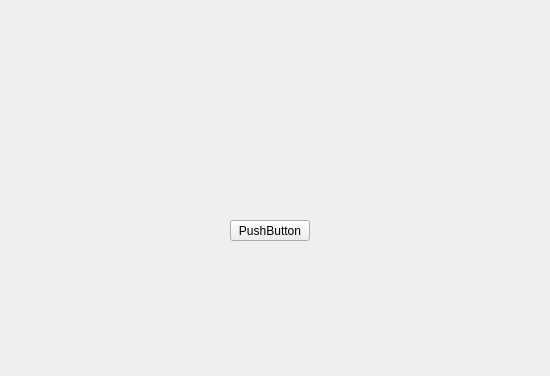
WiLDPT/qt_widget, file mainwindow.ui: the form before one commit; both pictures show x 0 to 550 and y 0 to 376 of the 800 by 600 pixel window.
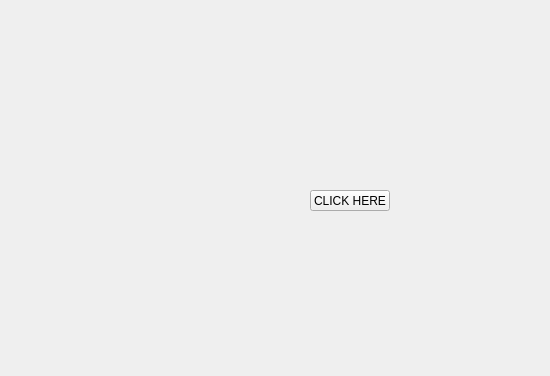
The form after the commit.

Diff of the .ui file:
```diff
--- a/mainwindow.ui
+++ b/mainwindow.ui
@@ -14,24 +14,11 @@
    <string>MainWindow</string>
   </property>
   <widget class="QWidget" name="centralwidget">
-   <widget class="QPushButton" name="pushButton">
-    <property name="geometry">
-     <rect>
-      <x>230</x>
-      <y>220</y>
-      <width>80</width>
-      <height>21</height>
-     </rect>
-    </property>
-    <property name="text">
-     <string>PushButton</string>
-    </property>
-   </widget>
    <widget class="QLabel" name="label">
     <property name="geometry">
      <rect>
       <x>330</x>
-      <y>220</y>
+      <y>230</y>
       <width>47</width>
       <height>13</height>
      </rect>
@@ -40,6 +27,19 @@
      <string/>
     </property>
    </widget>
+   <widget class="QPushButton" name="pushButton">
+    <property name="geometry">
+     <rect>
+      <x>310</x>
+      <y>190</y>
+      <width>80</width>
+      <height>21</height>
+     </rect>
+    </property>
+    <property name="text">
+     <string>CLICK HERE</string>
+    </property>
+   </widget>
   </widget>
   <widget class="QMenuBar" name="menubar">
    <property name="geometry">
```
